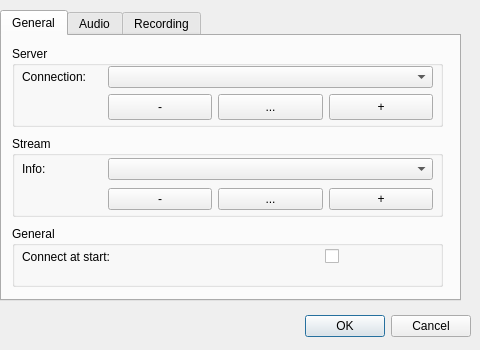
Qt form settingsdialog.ui (napcode/appstream) before a commit.
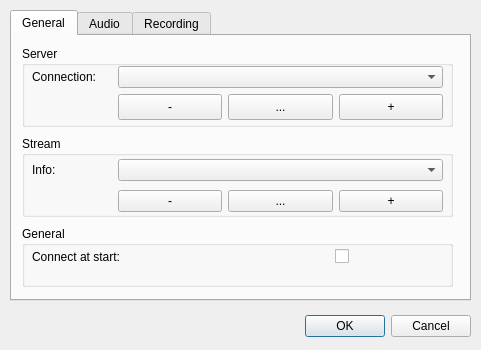
The same form after that commit. The open tabs and pages were chosen to show the change.

What changed in the file:
```diff
--- a/settingsdialog.ui
+++ b/settingsdialog.ui
@@ -9,7 +9,7 @@
    <rect>
     <x>0</x>
     <y>0</y>
-    <width>480</width>
+    <width>481</width>
     <height>350</height>
    </rect>
   </property>
@@ -59,7 +59,7 @@
   <widget class="QTabWidget" name="tabWidget">
    <property name="geometry">
     <rect>
-     <x>0</x>
+     <x>10</x>
      <y>10</y>
      <width>461</width>
      <height>291</height>
@@ -179,7 +179,7 @@
         <x>10</x>
         <y>20</y>
         <width>411</width>
-        <height>58</height>
+        <height>60</height>
        </rect>
       </property>
       <layout class="QGridLayout" name="gridLayout_3" columnminimumwidth="80,0,0,0">
```
Left out of the diff: 4 changed lines with no effect on the pictures.
